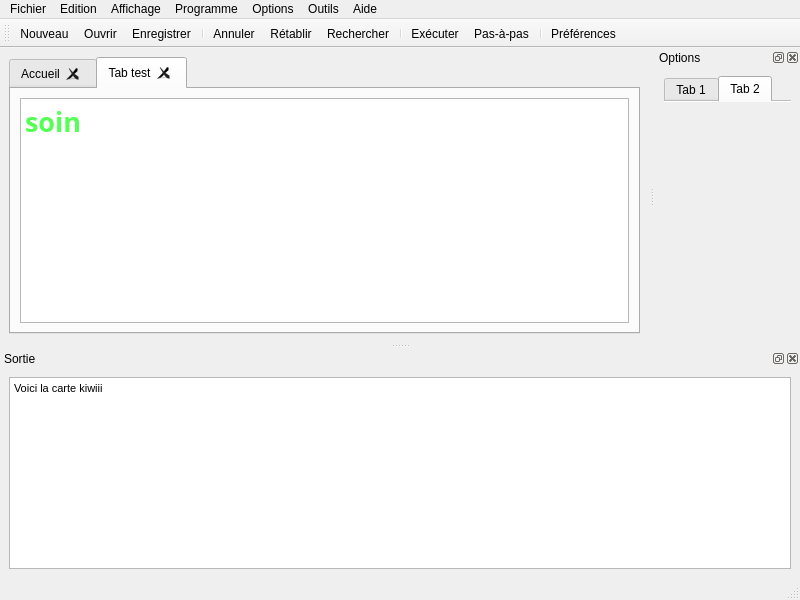
First picture: the form in src/ui_mainwindow.ui, repository TuringApp/Turing, before the edit.
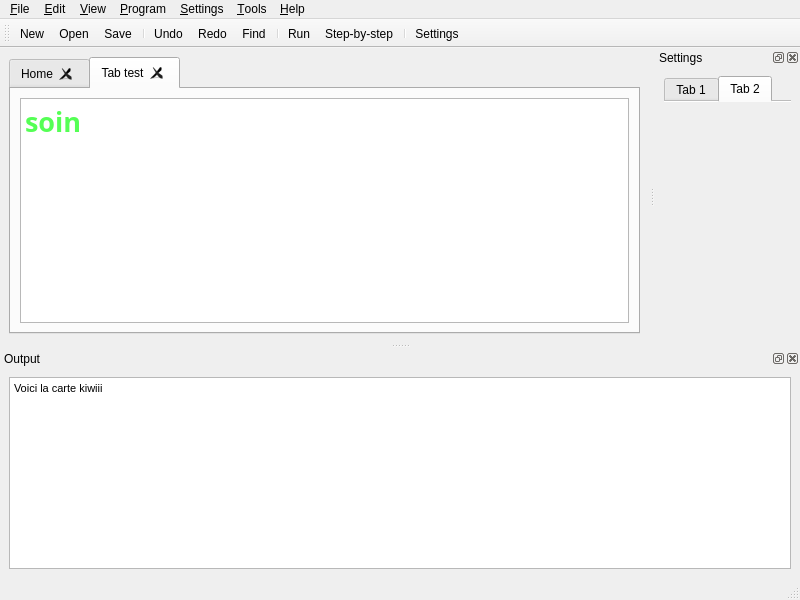
Second picture: the form after the edit. The open tabs and pages were chosen to show the change. Icons and pictures are not drawn.

Diff of the .ui file:
```diff
--- a/src/ui_mainwindow.ui
+++ b/src/ui_mainwindow.ui
@@ -40,7 +40,7 @@
          <normaloff>media/home.png</normaloff>media/home.png</iconset>
        </attribute>
        <attribute name="title">
-        <string>Accueil</string>
+        <string>Home</string>
        </attribute>
        <layout class="QVBoxLayout" name="verticalLayout_3"/>
       </widget>
@@ -89,9 +89,9 @@
      <height>21</height>
     </rect>
    </property>
-   <widget class="QMenu" name="menuFichier">
+   <widget class="QMenu" name="menuFile">
     <property name="title">
-     <string>Fichier</string>
+     <string>&amp;File</string>
     </property>
     <widget class="QMenu" name="menuR_cents">
      <property name="title">
@@ -118,9 +118,9 @@
     <addaction name="separator"/>
     <addaction name="actionExit"/>
    </widget>
-   <widget class="QMenu" name="menuEdition">
+   <widget class="QMenu" name="menuEdit">
     <property name="title">
-     <string>Edition</string>
+     <string>&amp;Edit</string>
     </property>
     <addaction name="actionUndo"/>
     <addaction name="actionRedo"/>
@@ -130,15 +130,15 @@
     <addaction name="actionPaste"/>
     <addaction name="separator"/>
    </widget>
-   <widget class="QMenu" name="menuOptions">
+   <widget class="QMenu" name="menuSettings">
     <property name="title">
-     <string>Options</string>
+     <string>&amp;Settings</string>
     </property>
     <addaction name="actionSettings"/>
    </widget>
-   <widget class="QMenu" name="menuAide">
+   <widget class="QMenu" name="menuHelp">
     <property name="title">
-     <string>Aide</string>
+     <string>&amp;Help</string>
     </property>
     <addaction name="actionQuickStart"/>
     <addaction name="actionHelpContents"/>
@@ -147,16 +147,16 @@
     <addaction name="separator"/>
     <addaction name="actionAboutTuring"/>
    </widget>
-   <widget class="QMenu" name="menuAffichage">
+   <widget class="QMenu" name="menuView">
     <property name="title">
-     <string>Affichage</string>
+     <string>&amp;View</string>
     </property>
     <addaction name="actionShowToolbar"/>
     <addaction name="actionShowToolbarText"/>
    </widget>
-   <widget class="QMenu" name="menuCode">
+   <widget class="QMenu" name="menuProgram">
     <property name="title">
-     <string>Programme</string>
+     <string>&amp;Program</string>
     </property>
     <addaction name="actionFind"/>
     <addaction name="actionReplace"/>
@@ -169,19 +169,19 @@
     <addaction name="actionConvertToPython"/>
     <addaction name="actionConvertToPseudocode"/>
    </widget>
-   <widget class="QMenu" name="menuOutils">
+   <widget class="QMenu" name="menuTools">
     <property name="title">
-     <string>Outils</string>
+     <string>&amp;Tools</string>
     </property>
     <addaction name="actionCalculator"/>
    </widget>
-   <addaction name="menuFichier"/>
-   <addaction name="menuEdition"/>
-   <addaction name="menuAffichage"/>
-   <addaction name="menuCode"/>
-   <addaction name="menuOptions"/>
-   <addaction name="menuOutils"/>
-   <addaction name="menuAide"/>
+   <addaction name="menuFile"/>
+   <addaction name="menuEdit"/>
+   <addaction name="menuView"/>
+   <addaction name="menuProgram"/>
+   <addaction name="menuSettings"/>
+   <addaction name="menuTools"/>
+   <addaction name="menuHelp"/>
   </widget>
   <widget class="QStatusBar" name="statusbar"/>
   <widget class="QToolBar" name="toolBar">
@@ -218,7 +218,7 @@
     <bool>false</bool>
    </property>
    <property name="windowTitle">
-    <string>Options</string>
+    <string>Settings</string>
    </property>
    <attribute name="dockWidgetArea">
     <number>2</number>
@@ -301,7 +301,7 @@
   </widget>
   <widget class="QDockWidget" name="dock_output">
    <property name="windowTitle">
-    <string>Sortie</string>
+    <string>Output</string>
    </property>
    <attribute name="dockWidgetArea">
     <number>8</number>
@@ -338,7 +338,10 @@
      <normaloff>media/new.png</normaloff>media/new.png</iconset>
    </property>
    <property name="text">
-    <string>Nouveau</string>
+    <string>New</string>
+   </property>
+   <property name="toolTip">
+    <string>New</string>
    </property>
    <property name="shortcut">
     <string>Ctrl+N</string>
@@ -350,7 +353,10 @@
      <normaloff>media/open.png</normaloff>media/open.png</iconset>
    </property>
    <property name="text">
-    <string>Ouvrir</string>
+    <string>Open</string>
+   </property>
+   <property name="toolTip">
+    <string>Open</string>
    </property>
    <property name="shortcut">
     <string>Ctrl+O</string>
@@ -362,7 +368,10 @@
      <normaloff>media/save.png</normaloff>media/save.png</iconset>
    </property>
    <property name="text">
-    <string>Enregistrer</string>
+    <string>Save</string>
+   </property>
+   <property name="toolTip">
+    <string>Save</string>
    </property>
    <property name="shortcut">
     <string>Ctrl+S</string>
@@ -411,7 +420,10 @@
      <normaloff>media/undo.png</normaloff>media/undo.png</iconset>
    </property>
    <property name="text">
-    <string>Annuler</string>
+    <string>Undo</string>
+   </property>
+   <property name="toolTip">
+    <string>Undo</string>
    </property>
    <property name="shortcut">
     <string>Ctrl+Z</string>
@@ -423,7 +435,10 @@
      <normaloff>media/redo.png</normaloff>media/redo.png</iconset>
    </property>
    <property name="text">
-    <string>Rétablir</string>
+    <string>Redo</string>
+   </property>
+   <property name="toolTip">
+    <string>Redo</string>
    </property>
    <property name="shortcut">
     <string>Ctrl+Y</string>
@@ -471,7 +486,10 @@
      <normaloff>media/settings.png</normaloff>media/settings.png</iconset>
    </property>
    <property name="text">
-    <string>Préférences</string>
+    <string>Settings</string>
+   </property>
+   <property name="toolTip">
+    <string>Settings</string>
    </property>
   </action>
   <action name="actionQuickStart">
@@ -546,7 +564,10 @@
      <normaloff>media/find.png</normaloff>media/find.png</iconset>
    </property>
    <property name="text">
-    <string>Rechercher</string>
+    <string>Find</string>
+   </property>
+   <property name="toolTip">
+    <string>Find</string>
    </property>
    <property name="shortcut">
     <string>Ctrl+F</string>
@@ -600,7 +621,10 @@
      <normaloff>media/run.png</normaloff>media/run.png</iconset>
    </property>
    <property name="text">
-    <string>Exécuter</string>
+    <string>Run</string>
+   </property>
+   <property name="toolTip">
+    <string>Run</string>
    </property>
    <property name="shortcut">
     <string>F5</string>
@@ -612,7 +636,10 @@
      <normaloff>media/step.png</normaloff>media/step.png</iconset>
    </property>
    <property name="text">
-    <string>Pas-à-pas</string>
+    <string>Step-by-step</string>
+   </property>
+   <property name="toolTip">
+    <string>Step-by-step</string>
    </property>
    <property name="shortcut">
     <string>F10</string>
```
Left out of the diff: 103 changed lines with no effect on the pictures.
